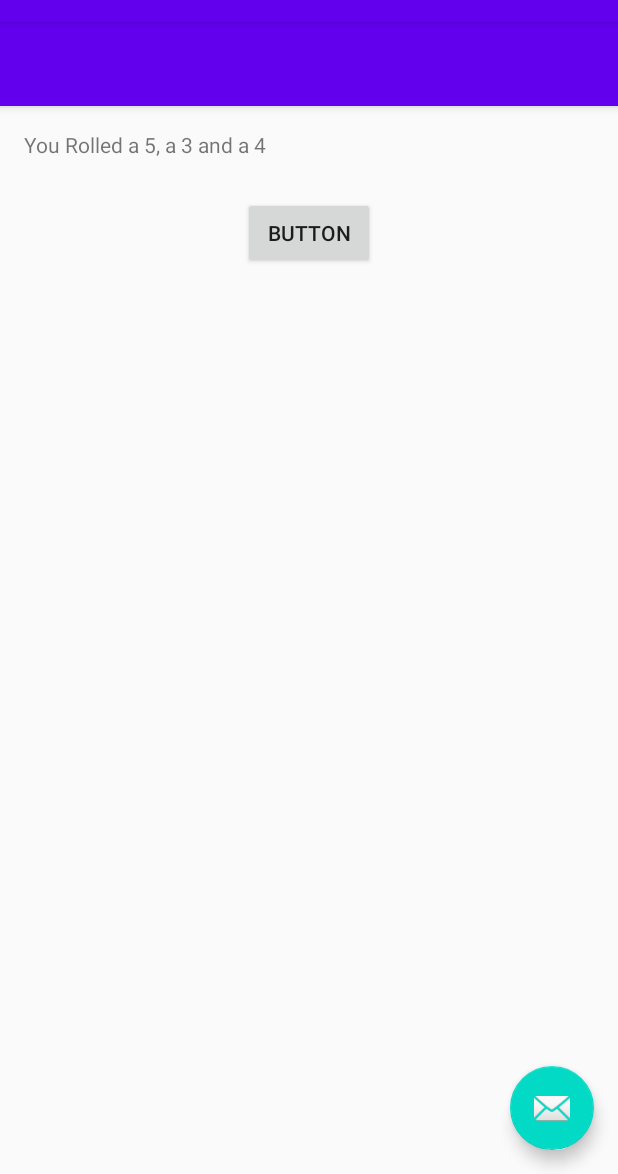
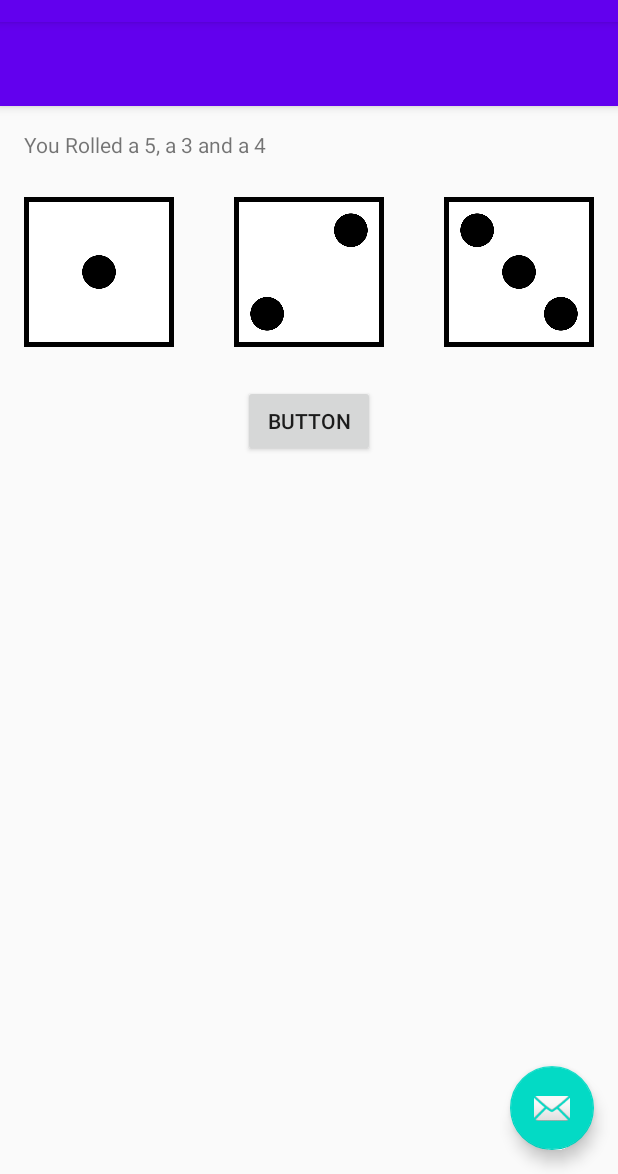
Before and after one commit to AdamHunt44/DiceOut, an Android app: the MainActivity screen opened directly, with no data from a screen before it, after a tap on "BUTTON", on a phone screen of 412 x 824 dp, the part 62-1236 px from its top. Run offline under Robolectric (Android 15) with nearby library versions, the phone set to English and light mode, and no system bars; 1 statement that could not run was skipped.

Commit message:
Added dice row images and create ImageViews to display them

```diff
--- a/app/src/main/res/layout/content_main.xml
+++ b/app/src/main/res/layout/content_main.xml
@@ -23,10 +23,40 @@
         android:id="@+id/rollButton"
         android:layout_width="wrap_content"
         android:layout_height="wrap_content"
-        android:layout_below="@+id/rollResult"
+        android:layout_below="@+id/die2_image"
         android:layout_centerHorizontal="true"
         android:layout_marginTop="25dp"
         android:text="Button"
         android:onClick="rollDice"
         tools:text="Roll!" />
+
+    <ImageView
+        android:layout_width="100dp"
+        android:layout_height="100dp"
+        android:id="@+id/die1_image"
+        android:layout_below="@+id/rollResult"
+        android:layout_marginTop="25dp"
+        android:layout_alignParentLeft="true"
+        android:src="@drawable/die_1"
+        />
+
+    <ImageView
+        android:layout_width="100dp"
+        android:layout_height="100dp"
+        android:id="@+id/die2_image"
+        android:layout_below="@+id/rollResult"
+        android:layout_marginTop="25dp"
+        android:layout_centerHorizontal="true"
+        android:src="@drawable/die_2"
+        />
+
+    <ImageView
+        android:layout_width="100dp"
+        android:layout_height="100dp"
+        android:id="@+id/die3_image"
+        android:layout_below="@+id/rollResult"
+        android:layout_marginTop="25dp"
+        android:layout_alignParentRight="true"
+        android:src="@drawable/die_3"
+        />
 </RelativeLayout>
```
Also changed, not shown: app/src/main/res/drawable/die_1.png (added), app/src/main/res/drawable/die_2.png (added), app/src/main/res/drawable/die_3.png (added), app/src/main/res/drawable/die_4.png (added), app/src/main/res/drawable/die_5.png (added), app/src/main/res/drawable/die_6.png (added).
